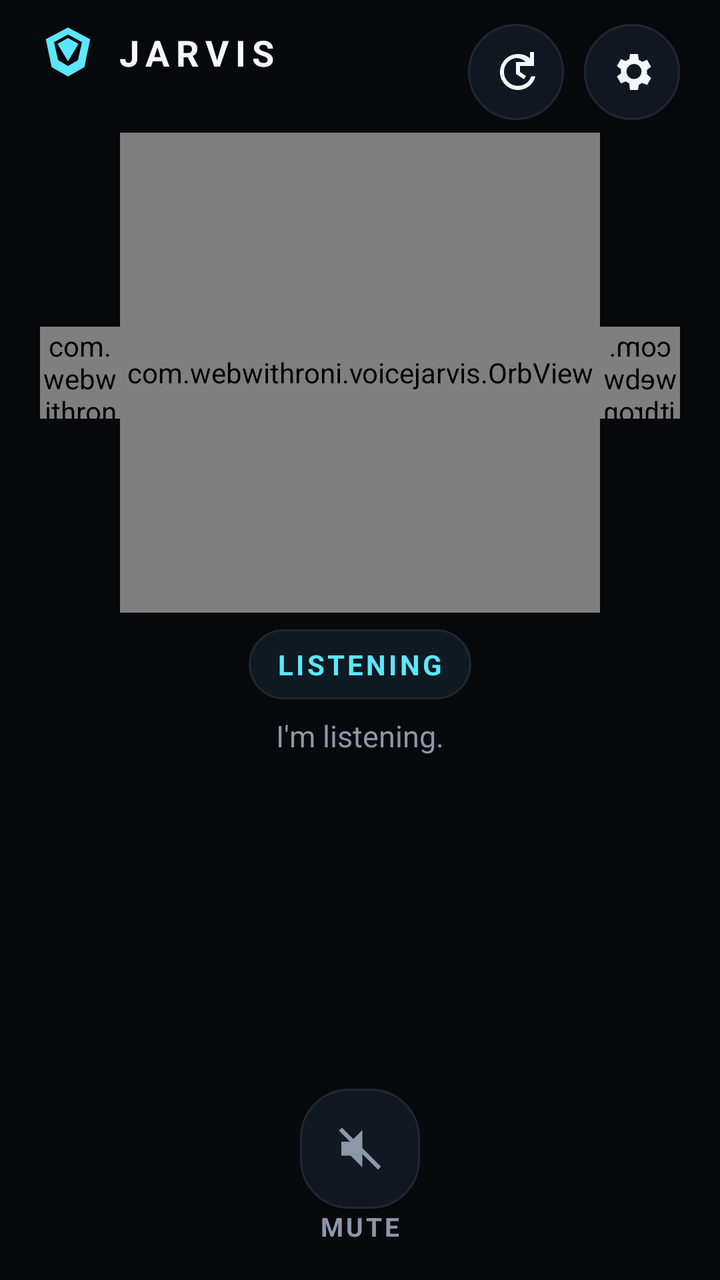
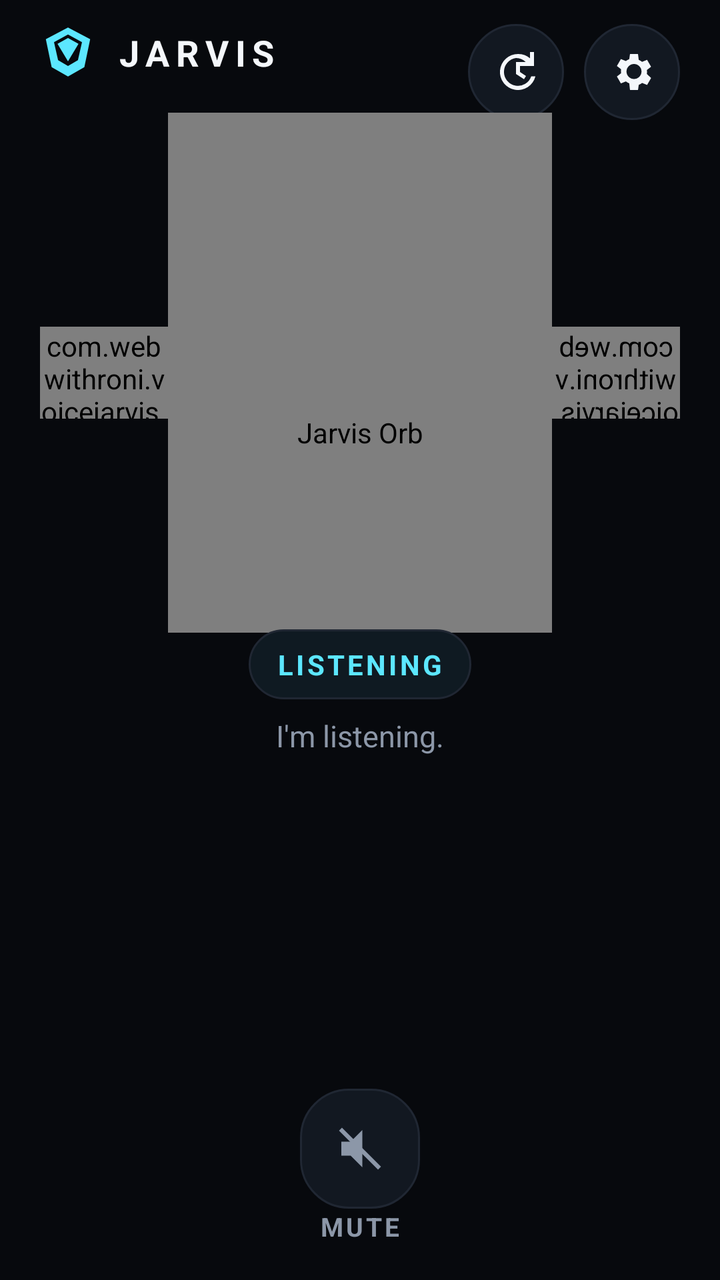

An Android layout rendered at two revisions. The XML below is the earlier revision; the diff shows what the commit changed to produce the second picture.
<!-- AndroidManifest.xml: application theme Theme.VoiceJarvis -->
<!-- res/layout/activity_main.xml -->
<?xml version="1.0" encoding="utf-8"?>
<androidx.constraintlayout.widget.ConstraintLayout
    xmlns:android="http://schemas.android.com/apk/res/android"
    xmlns:app="http://schemas.android.com/apk/res-auto"
    android:layout_width="match_parent"
    android:layout_height="match_parent"
    android:background="@color/bg_canvas"
    android:paddingStart="20dp"
    android:paddingEnd="20dp"
    android:paddingTop="12dp"
    android:paddingBottom="18dp">

    

    <ImageView
        android:id="@+id/headerLogo"
        android:layout_width="28dp"
        android:layout_height="28dp"
        android:src="@drawable/ic_jarvis_logo"
        android:contentDescription="Voice Jarvis"
        app:layout_constraintStart_toStartOf="parent"
        app:layout_constraintTop_toTopOf="parent" />

    <TextView
        android:id="@+id/jarvisBrand"
        android:layout_width="wrap_content"
        android:layout_height="wrap_content"
        android:layout_marginStart="10dp"
        android:text="JARVIS"
        android:textColor="@color/text_primary"
        android:textSize="18sp"
        android:textStyle="bold"
        android:letterSpacing="0.18"
        app:layout_constraintStart_toEndOf="@id/headerLogo"
        app:layout_constraintTop_toTopOf="@id/headerLogo"
        app:layout_constraintBottom_toBottomOf="@id/headerLogo" />

    <ImageButton
        android:id="@+id/settingsButton"
        android:layout_width="48dp"
        android:layout_height="48dp"
        android:padding="12dp"
        android:background="@drawable/vj_icon_button_background"
        android:src="@drawable/ic_settings"
        android:tint="@color/text_primary"
        android:contentDescription="Settings"
        app:layout_constraintEnd_toEndOf="parent"
        app:layout_constraintTop_toTopOf="parent" />

    <ImageButton
        android:id="@+id/historyButton"
        android:layout_width="48dp"
        android:layout_height="48dp"
        android:layout_marginEnd="10dp"
        android:padding="12dp"
        android:background="@drawable/vj_icon_button_background"
        android:src="@drawable/ic_history"
        android:tint="@color/text_primary"
        android:contentDescription="Conversation History"
        app:layout_constraintEnd_toStartOf="@id/settingsButton"
        app:layout_constraintTop_toTopOf="parent" />

    

    <LinearLayout
        android:id="@+id/orbRow"
        android:layout_width="0dp"
        android:layout_height="260dp"
        android:orientation="horizontal"
        android:gravity="center_vertical"
        android:layout_marginTop="18dp"
        app:layout_constraintTop_toBottomOf="@id/jarvisBrand"
        app:layout_constraintStart_toStartOf="parent"
        app:layout_constraintEnd_toEndOf="parent">

        <com.webwithroni.voicejarvis.WaveformBarsView
            android:id="@+id/waveformLeft"
            android:layout_width="0dp"
            android:layout_height="46dp"
            android:layout_weight="1" />

        <FrameLayout
            android:layout_width="240dp"
            android:layout_height="240dp">

            <com.webwithroni.voicejarvis.OrbView
                android:id="@+id/orbView"
                android:layout_width="match_parent"
                android:layout_height="match_parent" />

            <ImageView
                android:id="@+id/orbCenterIcon"
                android:layout_width="56dp"
                android:layout_height="56dp"
                android:layout_gravity="center"
                android:padding="14dp"
                android:visibility="gone"
                android:contentDescription="Jarvis status icon" />

        </FrameLayout>

        <com.webwithroni.voicejarvis.WaveformBarsView
            android:id="@+id/waveformRight"
            android:layout_width="0dp"
            android:layout_height="46dp"
            android:layout_weight="1"
            android:scaleX="-1" />

    </LinearLayout>

    

    <TextView
        android:id="@+id/stateLabel"
        android:layout_width="wrap_content"
        android:layout_height="wrap_content"
        android:layout_marginTop="-2dp"
        android:background="@drawable/vj_state_pill"
        android:fontFamily="sans"
        android:letterSpacing="0.10"
        android:text="LISTENING"
        android:textColor="@color/accent_cyan"
        android:textSize="14sp"
        android:textStyle="bold"
        app:layout_constraintTop_toBottomOf="@id/orbRow"
        app:layout_constraintStart_toStartOf="parent"
        app:layout_constraintEnd_toEndOf="parent" />

    <TextView
        android:id="@+id/microcopy"
        android:layout_width="wrap_content"
        android:layout_height="wrap_content"
        android:layout_marginTop="8dp"
        android:text="I'm listening."
        android:textColor="@color/text_secondary"
        android:textSize="15sp"
        app:layout_constraintTop_toBottomOf="@id/stateLabel"
        app:layout_constraintStart_toStartOf="parent"
        app:layout_constraintEnd_toEndOf="parent" />

    

    <ScrollView
        android:id="@+id/contentScroll"
        android:layout_width="0dp"
        android:layout_height="0dp"
        android:layout_marginTop="18dp"
        android:clipToPadding="false"
        android:fillViewport="false"
        app:layout_constraintTop_toBottomOf="@id/microcopy"
        app:layout_constraintBottom_toTopOf="@id/muteIcon"
        app:layout_constraintStart_toStartOf="parent"
        app:layout_constraintEnd_toEndOf="parent">

        <LinearLayout
            android:layout_width="match_parent"
            android:layout_height="wrap_content"
            android:orientation="vertical">

            

            <LinearLayout
                android:id="@+id/thinkingCard"
                android:layout_width="match_parent"
                android:layout_height="wrap_content"
                android:background="@drawable/vj_surface"
                android:orientation="vertical"
                android:padding="18dp"
                android:visibility="gone">

                <TextView
                    android:layout_width="wrap_content"
                    android:layout_height="wrap_content"
                    android:text="CURRENT REQUEST"
                    android:textColor="@color/accent_violet"
                    android:textSize="12sp"
                    android:textStyle="bold"
                    android:letterSpacing="0.10" />

                <TextView
                    android:id="@+id/currentRequestText"
                    android:layout_width="match_parent"
                    android:layout_height="wrap_content"
                    android:layout_marginTop="10dp"
                    android:text="—"
                    android:textColor="@color/text_primary"
                    android:textSize="16sp" />

                <TextView
                    android:id="@+id/processStep0"
                    android:layout_width="match_parent"
                    android:layout_height="wrap_content"
                    android:layout_marginTop="16dp"
                    android:text="○  Understanding your question"
                    android:textColor="@color/text_secondary"
                    android:textSize="14sp" />

                <TextView
                    android:id="@+id/processStep1"
                    android:layout_width="match_parent"
                    android:layout_height="wrap_content"
                    android:layout_marginTop="8dp"
                    android:text="○  Working on it"
                    android:textColor="@color/text_secondary"
                    android:textSize="14sp" />

                <TextView
                    android:id="@+id/processStep2"
                    android:layout_width="match_parent"
                    android:layout_height="wrap_content"
                    android:layout_marginTop="8dp"
                    android:text="○  Preparing response"
                    android:textColor="@color/text_secondary"
                    android:textSize="14sp" />

            </LinearLayout>

            

            <LinearLayout
                android:id="@+id/pausedCard"
                android:layout_width="match_parent"
                android:layout_height="wrap_content"
                android:background="@drawable/vj_surface"
                android:orientation="vertical"
                android:padding="18dp"
                android:visibility="gone">

                <TextView
                    android:layout_width="wrap_content"
                    android:layout_height="wrap_content"
                    android:text="JARVIS IS PAUSED"
                    android:textColor="@color/state_muted"
                    android:textSize="13sp"
                    android:textStyle="bold" />

                <TextView
                    android:layout_width="match_parent"
                    android:layout_height="wrap_content"
                    android:layout_marginTop="8dp"
                    android:text="Resume whenever you're ready."
                    android:textColor="@color/text_secondary"
                    android:textSize="14sp" />

            </LinearLayout>

            

            <LinearLayout
                android:id="@+id/tipsCard"
                android:layout_width="match_parent"
                android:layout_height="wrap_content"
                android:background="@drawable/vj_surface"
                android:orientation="vertical"
                android:padding="18dp"
                android:visibility="gone">

                <TextView
                    android:layout_width="wrap_content"
                    android:layout_height="wrap_content"
                    android:text="DIDN'T CATCH THAT"
                    android:textColor="@color/state_error"
                    android:textSize="13sp"
                    android:textStyle="bold" />

                <TextView
                    android:layout_width="match_parent"
                    android:layout_height="wrap_content"
                    android:layout_marginTop="8dp"
                    android:text="Try again naturally. You can speak in English, Hindi, Bengali or Hinglish."
                    android:textColor="@color/text_secondary"
                    android:textSize="14sp" />

            </LinearLayout>

            

            <LinearLayout
                android:id="@+id/conversationCard"
                android:layout_width="match_parent"
                android:layout_height="wrap_content"
                android:orientation="vertical"
                android:layout_marginTop="10dp"
                android:visibility="gone">

                <LinearLayout
                    android:id="@+id/userBlock"
                    android:layout_width="match_parent"
                    android:layout_height="wrap_content"
                    android:background="@drawable/vj_surface"
                    android:orientation="vertical"
                    android:padding="16dp"
                    android:layout_marginBottom="10dp"
                    android:visibility="gone">

                    <LinearLayout
                        android:layout_width="match_parent"
                        android:layout_height="wrap_content"
                        android:gravity="center_vertical">

                        <View
                            android:layout_width="8dp"
                            android:layout_height="8dp"
                            android:background="@drawable/bg_avatar_user" />

                        <TextView
                            android:layout_width="wrap_content"
                            android:layout_height="wrap_content"
                            android:layout_marginStart="8dp"
                            android:text="YOU"
                            android:textColor="@color/text_tertiary"
                            android:textSize="12sp"
                            android:textStyle="bold" />

                        <TextView
                            android:id="@+id/userTime"
                            android:layout_width="wrap_content"
                            android:layout_height="wrap_content"
                            android:layout_marginStart="8dp"
                            android:textColor="@color/text_tertiary"
                            android:textSize="11sp" />

                    </LinearLayout>

                    <TextView
                        android:id="@+id/userBubble"
                        android:layout_width="match_parent"
                        android:layout_height="wrap_content"
                        android:layout_marginTop="10dp"
                        android:textColor="@color/text_primary"
                        android:textSize="16sp"
                        android:lineSpacingExtra="4dp" />

                </LinearLayout>

                <LinearLayout
                    android:id="@+id/jarvisBlock"
                    android:layout_width="match_parent"
                    android:layout_height="wrap_content"
                    android:background="@drawable/vj_surface"
                    android:orientation="vertical"
                    android:padding="16dp"
                    android:visibility="gone">

                    <LinearLayout
                        android:layout_width="match_parent"
                        android:layout_height="wrap_content"
                        android:gravity="center_vertical">

                        <View
                            android:layout_width="8dp"
                            android:layout_height="8dp"
                            android:background="@drawable/bg_avatar_jarvis" />

                        <TextView
                            android:layout_width="wrap_content"
                            android:layout_height="wrap_content"
                            android:layout_marginStart="8dp"
                            android:text="JARVIS"
                            android:textColor="@color/text_tertiary"
                            android:textSize="12sp"
                            android:textStyle="bold" />

                        <TextView
                            android:id="@+id/jarvisTime"
                            android:layout_width="wrap_content"
                            android:layout_height="wrap_content"
                            android:layout_marginStart="8dp"
                            android:textColor="@color/text_tertiary"
                            android:textSize="11sp" />

                    </LinearLayout>

                    <TextView
                        android:id="@+id/jarvisBubble"
                        android:layout_width="match_parent"
                        android:layout_height="wrap_content"
                        android:layout_marginTop="10dp"
                        android:textColor="@color/text_primary"
                        android:textSize="16sp"
                        android:lineSpacingExtra="4dp" />

                </LinearLayout>

            </LinearLayout>

            <ScrollView
                android:id="@+id/debugScroll"
                android:layout_width="match_parent"
                android:layout_height="wrap_content"
                android:visibility="gone">

                <TextView
                    android:id="@+id/statusText"
                    android:layout_width="match_parent"
                    android:layout_height="wrap_content"
                    android:paddingTop="16dp"
                    android:textColor="@color/text_tertiary"
                    android:textSize="11sp"
                    android:lineSpacingExtra="3dp" />

            </ScrollView>

        </LinearLayout>
    </ScrollView>

    

    <LinearLayout
        android:id="@+id/permissionCard"
        android:layout_width="0dp"
        android:layout_height="0dp"
        android:background="@color/bg_canvas"
        android:gravity="center"
        android:orientation="vertical"
        android:padding="28dp"
        android:visibility="gone"
        app:layout_constraintTop_toTopOf="parent"
        app:layout_constraintBottom_toBottomOf="parent"
        app:layout_constraintStart_toStartOf="parent"
        app:layout_constraintEnd_toEndOf="parent">

        <ImageView
            android:layout_width="76dp"
            android:layout_height="76dp"
            android:src="@drawable/ic_mic"
            android:padding="20dp"
            android:background="@drawable/vj_state_pill" />

        <TextView
            android:layout_width="wrap_content"
            android:layout_height="wrap_content"
            android:layout_marginTop="24dp"
            android:text="MICROPHONE ACCESS NEEDED"
            android:textColor="@color/state_error"
            android:textSize="18sp"
            android:textStyle="bold"
            android:letterSpacing="0.06" />

        <TextView
            android:layout_width="match_parent"
            android:layout_height="wrap_content"
            android:layout_marginTop="12dp"
            android:gravity="center"
            android:text="Jarvis needs microphone access to hear and respond to you."
            android:textColor="@color/text_secondary"
            android:textSize="15sp" />

        <Button
            android:id="@+id/enableMicButton"
            android:layout_width="match_parent"
            android:layout_height="52dp"
            android:layout_marginTop="24dp"
            android:text="ENABLE MICROPHONE"
            android:textStyle="bold"
            android:textColor="@color/bg_canvas"
            android:background="@drawable/vj_button_primary" />

    </LinearLayout>

    

    <ImageView
        android:id="@+id/muteIcon"
        android:layout_width="60dp"
        android:layout_height="60dp"
        android:padding="16dp"
        android:background="@drawable/vj_icon_button_background"
        android:src="@drawable/ic_mute"
        android:contentDescription="Mute Jarvis"
        android:clickable="true"
        android:focusable="true"
        app:layout_constraintBottom_toTopOf="@id/muteLabel"
        app:layout_constraintStart_toStartOf="parent"
        app:layout_constraintEnd_toEndOf="parent" />

    <TextView
        android:id="@+id/muteLabel"
        android:layout_width="wrap_content"
        android:layout_height="wrap_content"
        android:layout_marginTop="8dp"
        android:text="MUTE"
        android:textColor="@color/text_secondary"
        android:textSize="13sp"
        android:textStyle="bold"
        android:letterSpacing="0.10"
        app:layout_constraintBottom_toBottomOf="parent"
        app:layout_constraintStart_toStartOf="parent"
        app:layout_constraintEnd_toEndOf="parent" />

</androidx.constraintlayout.widget.ConstraintLayout>
<!-- resources referenced by this layout -->
<resources>
  <color name="accent_cyan">#5CE7FF</color>
  <color name="accent_violet">#9B7CFF</color>
  <color name="bg_canvas">#07090D</color>
  <color name="state_error">#FF7181</color>
  <color name="state_muted">#414A58</color>
  <color name="text_primary">#F4F7FB</color>
  <color name="text_secondary">#8C97A8</color>
  <color name="text_tertiary">#566171</color>
  <!-- drawable bg_avatar_jarvis (drawable) -->
  <?xml version="1.0" encoding="utf-8"?>
  <shape xmlns:android="http://schemas.android.com/apk/res/android" android:shape="oval">
      <solid android:color="@color/accent_cyan" />
  </shape>
  <!-- drawable bg_avatar_user (drawable) -->
  <?xml version="1.0" encoding="utf-8"?>
  <shape xmlns:android="http://schemas.android.com/apk/res/android" android:shape="oval">
      <solid android:color="@color/accent_blue" />
  </shape>
  <!-- drawable ic_history (drawable) -->
  <vector xmlns:android="http://schemas.android.com/apk/res/android"
      android:width="24dp"
      android:height="24dp"
      android:viewportWidth="24"
      android:viewportHeight="24">
      <path
          android:fillColor="#F4F7FB"
          android:pathData="M13,3a9,9 0,1 0,8.7,11.2h-2.1A7,7 0,1 1,12,5c1.9,0 3.6,0.75 4.85,2H14v2h7V2h-2v3.15A8.96,8.96 0,0 0,13,3z"/>
      <path
          android:fillColor="#5CE7FF"
          android:pathData="M12,7h2v5l3,2l-1,1.6l-4,-2.6z"/>
  </vector>
  <!-- drawable ic_mic (drawable) -->
  <vector xmlns:android="http://schemas.android.com/apk/res/android"
      android:width="24dp"
      android:height="24dp"
      android:viewportWidth="24"
      android:viewportHeight="24">
      <path
          android:fillColor="#5CE7FF"
          android:pathData="M12,15.5A3.5,3.5 0,0 0,15.5,12V6A3.5,3.5 0,0 0,8.5,6v6A3.5,3.5 0,0 0,12,15.5z"/>
      <path
          android:fillColor="#F4F7FB"
          android:pathData="M17,12a5,5 0,0 1,-10,0H5a7,7 0,0 0,6,6.92V22h2v-3.08A7,7 0,0 0,19,12z"/>
  </vector>
  <!-- drawable ic_mute (drawable) -->
  <vector xmlns:android="http://schemas.android.com/apk/res/android"
      android:width="24dp"
      android:height="24dp"
      android:viewportWidth="24"
      android:viewportHeight="24">
      <path
          android:fillColor="#8C97A8"
          android:pathData="M3,4.27 L4.27,3 21,19.73 19.73,21z"/>
      <path
          android:fillColor="#8C97A8"
          android:pathData="M4,9v6h4l5,5V4L8,9z"/>
  </vector>
  <!-- drawable vj_state_pill (drawable) -->
  <shape xmlns:android="http://schemas.android.com/apk/res/android">
      <solid android:color="#0F1A22"/>
      <corners android:radius="40dp"/>
      <stroke
          android:width="1dp"
          android:color="@color/vj_border"/>
      <padding
          android:left="14dp"
          android:top="8dp"
          android:right="14dp"
          android:bottom="8dp"/>
  </shape>
  <!-- drawable vj_surface (drawable) -->
  <shape xmlns:android="http://schemas.android.com/apk/res/android">
      <solid android:color="@color/bg_surface"/>
      <corners android:radius="22dp"/>
      <stroke
          android:width="1dp"
          android:color="@color/vj_border_soft"/>
  </shape>
  <style name="Theme.VoiceJarvis" parent="Theme.MaterialComponents.DayNight.NoActionBar" />
  <color name="accent_blue">#4A8DFF</color>
  <color name="vj_state_paused">#414A58</color>
  <dimen name="vj_button_radius">16dp</dimen>
  <color name="vj_cyan_bright">#00D9FF</color>
  <color name="vj_cyan">#5CE7FF</color>
  <color name="bg_surface_elevated">#121821</color>
  <color name="vj_border">#202733</color>\n
  <color name="bg_surface">#0D1118</color>
  <color name="vj_border_soft">#17202C</color>\n
  <!-- unchanged entries left out for length: 4 -->
</resources>

<!-- the commit's change to res/layout/activity_main.xml (unified diff, before → after) -->
@@ -80,13 +80,19 @@
             android:layout_weight="1" />
 
         <FrameLayout
-            android:layout_width="240dp"
-            android:layout_height="240dp">
-
-            <com.webwithroni.voicejarvis.OrbView
+            android:id="@+id/orbContainer"
+            android:layout_width="0dp"
+            android:layout_height="wrap_content"
+            android:layout_weight="3"
+            android:minWidth="240dp"
+            android:minHeight="280dp"
+            android:gravity="center">
+
+            <com.webwithroni.voicejarvis.orb.HumanoidOrbView
                 android:id="@+id/orbView"
                 android:layout_width="match_parent"
-                android:layout_height="match_parent" />
+                android:layout_height="320dp"
+                android:contentDescription="Jarvis Orb" />
 
             <ImageView
                 android:id="@+id/orbCenterIcon"
